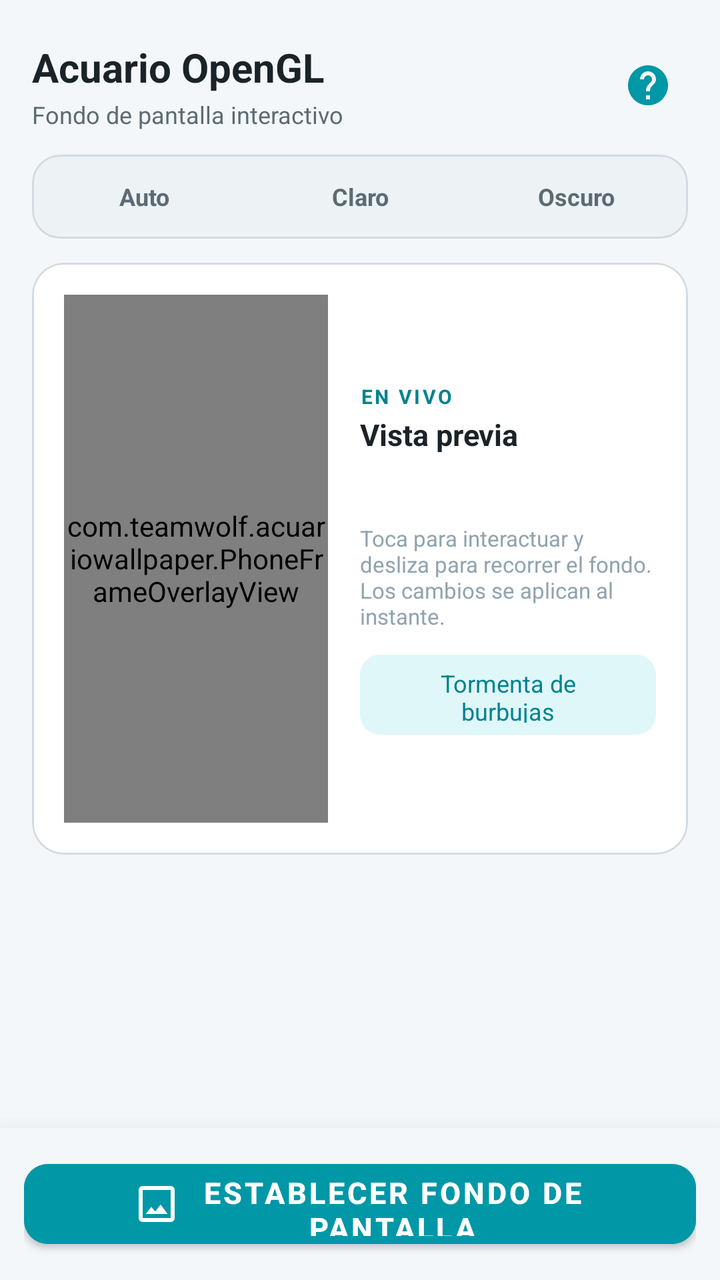
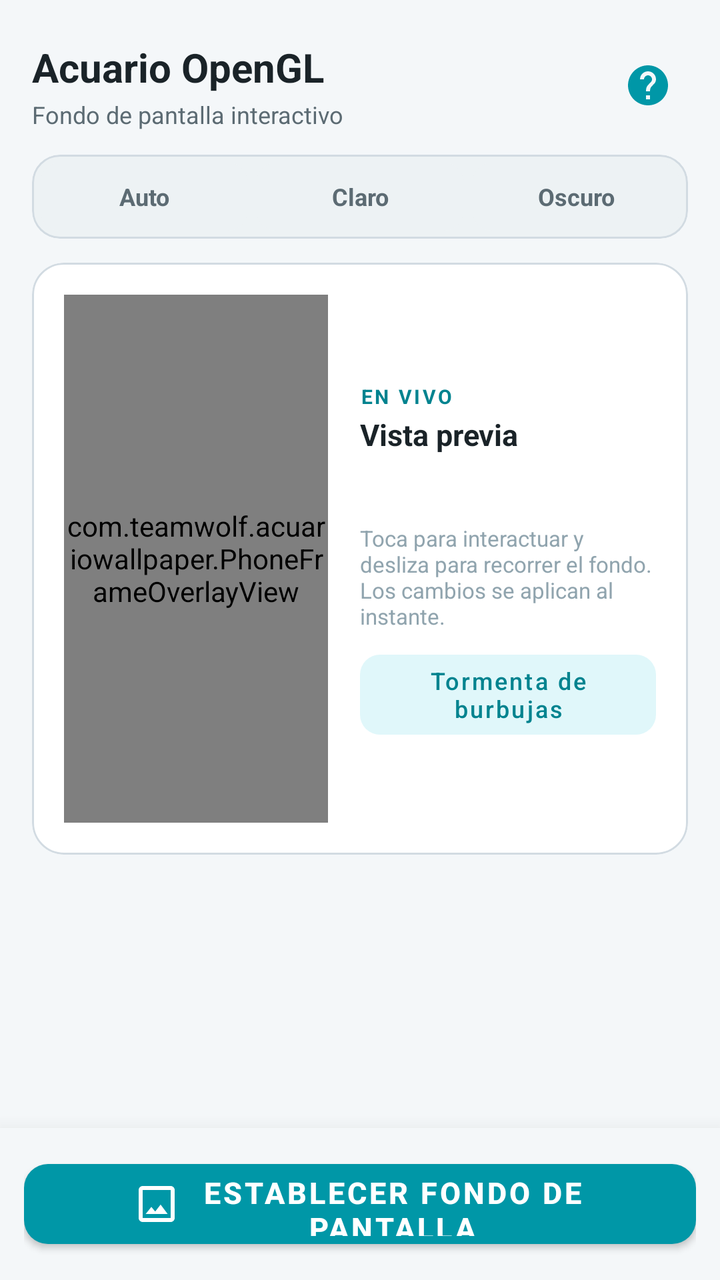

The first picture is an Android layout as it rendered before a commit; the second is the same layout after the commit. The layout source and the unified diff follow.
<!-- AndroidManifest.xml: application theme Theme.AcuarioWallpaper -->
<!-- res/layout/activity_settings.xml -->
<?xml version="1.0" encoding="utf-8"?>
<androidx.constraintlayout.widget.ConstraintLayout xmlns:android="http://schemas.android.com/apk/res/android"
    xmlns:app="http://schemas.android.com/apk/res-auto"
    android:id="@+id/settingsRootContainer"
    android:layout_width="match_parent"
    android:layout_height="match_parent"
    android:background="@color/settings_bg">

    <androidx.core.widget.NestedScrollView
        android:id="@+id/settingsScrollView"
        android:layout_width="0dp"
        android:layout_height="0dp"
        android:fillViewport="true"
        app:layout_constraintTop_toTopOf="parent"
        app:layout_constraintBottom_toTopOf="@id/buttonContainer"
        app:layout_constraintStart_toStartOf="parent"
        app:layout_constraintEnd_toEndOf="parent">

        <LinearLayout
            android:id="@+id/settingsRootContent"
            android:layout_width="match_parent"
            android:layout_height="wrap_content"
            android:orientation="vertical"
            android:paddingStart="16dp"
            android:paddingEnd="16dp"
            android:paddingTop="12dp"
            android:paddingBottom="12dp">

            
            <LinearLayout
                android:layout_width="match_parent"
                android:layout_height="wrap_content"
                android:orientation="horizontal"
                android:gravity="center_vertical"
                android:layout_marginTop="8dp"
                android:layout_marginBottom="12dp">

                <LinearLayout
                    android:layout_width="0dp"
                    android:layout_height="wrap_content"
                    android:layout_weight="1"
                    android:orientation="vertical"
                    android:paddingEnd="12dp">

                    <TextView
                        android:id="@+id/textViewTitle"
                        android:layout_width="match_parent"
                        android:layout_height="wrap_content"
                        android:text="@string/settings_title"
                        android:textColor="@color/settings_text_primary"
                        android:textSize="20sp"
                        android:textStyle="bold"
                        android:maxLines="2"
                        android:ellipsize="end" />

                    <TextView
                        android:layout_width="match_parent"
                        android:layout_height="wrap_content"
                        android:text="@string/settings_subtitle"
                        android:textColor="@color/settings_text_secondary"
                        android:textSize="12sp"
                        android:layout_marginTop="2dp"
                        android:maxLines="1"
                        android:ellipsize="end" />
                </LinearLayout>

                <ImageButton
                    android:id="@+id/buttonHeaderHelp"
                    android:layout_width="40dp"
                    android:layout_height="40dp"
                    android:background="?android:attr/selectableItemBackgroundBorderless"
                    android:src="@drawable/ic_help"
                    app:tint="@color/settings_accent"
                    android:contentDescription="@string/help_button_description" />
            </LinearLayout>

            
            <com.google.android.material.card.MaterialCardView
                android:layout_width="match_parent"
                android:layout_height="wrap_content"
                android:layout_marginBottom="12dp"
                app:cardCornerRadius="14dp"
                app:cardElevation="0dp"
                app:strokeWidth="1dp"
                app:strokeColor="@color/settings_stroke"
                app:cardBackgroundColor="@color/settings_card_bg_alt">

                <LinearLayout
                    android:id="@+id/layoutThemeMode"
                    android:layout_width="match_parent"
                    android:layout_height="wrap_content"
                    android:orientation="horizontal"
                    android:padding="4dp">

                    <com.google.android.material.card.MaterialCardView
                        android:id="@+id/cardThemeAuto"
                        android:layout_width="0dp"
                        android:layout_height="34dp"
                        android:layout_weight="1"
                        android:layout_marginEnd="4dp"
                        android:clickable="true"
                        android:focusable="true"
                        app:cardCornerRadius="10dp"
                        app:cardElevation="0dp"
                        app:strokeWidth="0dp"
                        app:cardBackgroundColor="@color/settings_chip_bg_inactive"
                        app:rippleColor="@color/settings_accent_ripple">
                        <TextView
                            android:id="@+id/textThemeAuto"
                            android:layout_width="match_parent"
                            android:layout_height="match_parent"
                            android:text="@string/act_auto"
                            android:gravity="center"
                            android:textColor="@color/settings_text_muted"
                            android:textSize="12sp"
                            android:textStyle="bold" />
                    </com.google.android.material.card.MaterialCardView>

                    <com.google.android.material.card.MaterialCardView
                        android:id="@+id/cardThemeLight"
                        android:layout_width="0dp"
                        android:layout_height="34dp"
                        android:layout_weight="1"
                        android:layout_marginEnd="4dp"
                        android:clickable="true"
                        android:focusable="true"
                        app:cardCornerRadius="10dp"
                        app:cardElevation="0dp"
                        app:strokeWidth="0dp"
                        app:cardBackgroundColor="@color/settings_chip_bg_inactive"
                        app:rippleColor="@color/settings_accent_ripple">
                        <TextView
                            android:id="@+id/textThemeLight"
                            android:layout_width="match_parent"
                            android:layout_height="match_parent"
                            android:text="@string/act_claro"
                            android:gravity="center"
                            android:textColor="@color/settings_text_muted"
                            android:textSize="12sp"
                            android:textStyle="bold" />
                    </com.google.android.material.card.MaterialCardView>

                    <com.google.android.material.card.MaterialCardView
                        android:id="@+id/cardThemeDark"
                        android:layout_width="0dp"
                        android:layout_height="34dp"
                        android:layout_weight="1"
                        android:clickable="true"
                        android:focusable="true"
                        app:cardCornerRadius="10dp"
                        app:cardElevation="0dp"
                        app:strokeWidth="0dp"
                        app:cardBackgroundColor="@color/settings_chip_bg_inactive"
                        app:rippleColor="@color/settings_accent_ripple">
                        <TextView
                            android:id="@+id/textThemeDark"
                            android:layout_width="match_parent"
                            android:layout_height="match_parent"
                            android:text="@string/act_oscuro"
                            android:gravity="center"
                            android:textColor="@color/settings_text_muted"
                            android:textSize="12sp"
                            android:textStyle="bold" />
                    </com.google.android.material.card.MaterialCardView>

                </LinearLayout>
            </com.google.android.material.card.MaterialCardView>

            
            <com.google.android.material.card.MaterialCardView
                android:id="@+id/cardLivePreview"
                android:layout_width="match_parent"
                android:layout_height="wrap_content"
                android:layout_marginBottom="12dp"
                app:cardCornerRadius="16dp"
                app:cardElevation="0dp"
                app:strokeWidth="1dp"
                app:strokeColor="@color/settings_stroke"
                app:cardBackgroundColor="@color/settings_card_bg">

                <LinearLayout
                    android:layout_width="match_parent"
                    android:layout_height="wrap_content"
                    android:gravity="center_vertical"
                    android:orientation="horizontal"
                    android:padding="16dp">

                    <FrameLayout
                        android:layout_width="132dp"
                        android:layout_height="264dp">

                        <SurfaceView
                            android:id="@+id/previewSurface"
                            android:layout_width="match_parent"
                            android:layout_height="match_parent"
                            android:contentDescription="@string/preview_content_description" />

                        <com.teamwolf.acuariowallpaper.PhoneFrameOverlayView
                            android:layout_width="match_parent"
                            android:layout_height="match_parent" />
                    </FrameLayout>

                    <LinearLayout
                        android:layout_width="0dp"
                        android:layout_height="wrap_content"
                        android:layout_weight="1"
                        android:layout_marginStart="16dp"
                        android:orientation="vertical">

                        <TextView
                            android:layout_width="wrap_content"
                            android:layout_height="wrap_content"
                            android:text="@string/preview_badge"
                            android:textColor="@color/settings_accent_text"
                            android:textSize="10sp"
                            android:textStyle="bold"
                            android:letterSpacing="0.12" />

                        <TextView
                            android:layout_width="wrap_content"
                            android:layout_height="wrap_content"
                            android:layout_marginTop="2dp"
                            android:text="@string/preview_title"
                            android:textColor="@color/settings_text_primary"
                            android:textSize="15sp"
                            android:textStyle="bold" />

                        <TextView
                            android:id="@+id/previewSummary"
                            android:layout_width="wrap_content"
                            android:layout_height="wrap_content"
                            android:layout_marginTop="6dp"
                            android:lineSpacingExtra="2dp"
                            android:textColor="@color/settings_text_secondary"
                            android:textSize="12sp" />

                        <TextView
                            android:layout_width="wrap_content"
                            android:layout_height="wrap_content"
                            android:layout_marginTop="12dp"
                            android:text="@string/preview_hint"
                            android:textColor="@color/settings_text_tertiary"
                            android:textSize="11sp" />

                        <com.google.android.material.button.MaterialButton
                            android:id="@+id/buttonPreviewBubbles"
                            style="@style/Widget.Material3.Button.TonalButton"
                            android:layout_width="wrap_content"
                            android:layout_height="40dp"
                            android:layout_marginTop="12dp"
                            android:insetTop="0dp"
                            android:insetBottom="0dp"
                            android:text="@string/preview_bubble_storm"
                            android:textColor="@color/settings_accent_text"
                            android:textSize="12sp"
                            app:backgroundTint="@color/settings_chip_bg_active"
                            app:cornerRadius="10dp" />
                    </LinearLayout>
                </LinearLayout>
            </com.google.android.material.card.MaterialCardView>

            
            <FrameLayout
                android:id="@+id/settings_fragment_container"
                android:layout_width="match_parent"
                android:layout_height="wrap_content"
                android:layout_marginBottom="16dp" />

        </LinearLayout>
    </androidx.core.widget.NestedScrollView>

    
    <FrameLayout
        android:id="@+id/buttonContainer"
        android:layout_width="match_parent"
        android:layout_height="wrap_content"
        android:background="@color/settings_bg"
        android:padding="12dp"
        android:elevation="8dp"
        android:translationZ="8dp"
        app:layout_constraintBottom_toBottomOf="parent">

        <com.google.android.material.button.MaterialButton
            android:id="@+id/buttonApplyWallpaper"
            android:layout_width="match_parent"
            android:layout_height="52dp"
            android:text="@string/settings_apply_wallpaper"
            android:textColor="@color/white"
            android:textSize="15sp"
            android:textStyle="bold"
            android:backgroundTint="@color/settings_accent"
            app:cornerRadius="12dp"
            app:icon="@drawable/ic_background"
            app:iconGravity="textStart"
            app:iconPadding="8dp" />
    </FrameLayout>

</androidx.constraintlayout.widget.ConstraintLayout>
<!-- resources referenced by this layout -->
<resources>
  <color name="settings_accent">#0097A7</color>
  <color name="settings_accent_ripple">#220097A7</color>
  <color name="settings_accent_text">#00838F</color>
  <color name="settings_bg">#F4F7F9</color>
  <color name="settings_card_bg">#FFFFFF</color>
  <color name="settings_card_bg_alt">#EDF2F4</color>
  <color name="settings_chip_bg_active">#E0F7FA</color>
  <color name="settings_chip_bg_inactive">#EDF2F4</color>
  <color name="settings_stroke">#D2DBE2</color>
  <color name="settings_text_muted">#5C6B73</color>
  <color name="settings_text_primary">#1A2328</color>
  <color name="settings_text_secondary">#5C6B73</color>
  <color name="settings_text_tertiary">#90A4AE</color>
  <color name="white">#FFFFFFFF</color>
  <!-- drawable ic_background (drawable) -->
  <vector xmlns:android="http://schemas.android.com/apk/res/android"
      android:width="24dp"
      android:height="24dp"
      android:viewportWidth="24"
      android:viewportHeight="24">
    <path
        android:fillColor="#FFFFFFFF"
        android:pathData="M19,3H5C3.9,3,3,3.9,3,5v14c0,1.1,0.9,2,2,2h14c1.1,0,2,-0.9,2,-2V5C21,3.9,20.1,3,19,3zM19,19H5V5h14V19zM13.96,12.29l-2.69,3.48l-1.92,-2.32L6.5,17h11L13.96,12.29z"/>
  </vector>
  <!-- drawable ic_help (drawable) -->
  <vector xmlns:android="http://schemas.android.com/apk/res/android"
      android:width="24dp"
      android:height="24dp"
      android:viewportWidth="24"
      android:viewportHeight="24">
    <path
        android:fillColor="#FFFFFFFF"
        android:pathData="M12,2C6.48,2 2,6.48 2,12s4.48,10 10,10 10,-4.48 10,-10S17.52,2 12,2zM13,19h-2v-2h2v2zM15.07,11.25l-0.9,0.92C13.45,12.9 13,13.5 13,15h-2v-0.5c0,-1.1 0.45,-2.1 1.17,-2.83l1.24,-1.26c0.37,-0.36 0.59,-0.86 0.59,-1.41 0,-1.1 -0.9,-2 -2,-2s-2,0.9 -2,2H8c0,-2.21 1.79,-4 4,-4s4,1.79 4,4c0,0.88 -0.36,1.68 -0.93,2.25z"/>
  </vector>
  <string name="act_auto">Auto</string>
  <string name="act_claro">Claro</string>
  <string name="act_oscuro">Oscuro</string>
  <string name="help_button_description">Ayuda e interacciones táctiles</string>
  <string name="preview_badge">EN VIVO</string>
  <string name="preview_bubble_storm">Tormenta de burbujas</string>
  <string name="preview_content_description">Vista previa en vivo del acuario</string>
  <string name="preview_hint">Toca para interactuar y desliza para recorrer el fondo. Los cambios se aplican al instante.</string>
  <string name="preview_title">Vista previa</string>
  <string name="settings_apply_wallpaper">Establecer fondo de pantalla</string>
  <string name="settings_subtitle">Fondo de pantalla interactivo</string>
  <string name="settings_title">Acuario OpenGL</string>
  <style name="Theme.AcuarioWallpaper" parent="Theme.MaterialComponents.DayNight.DarkActionBar">
          
          <item name="colorPrimary">@color/settings_accent</item>
          <item name="colorPrimaryVariant">#00838F</item>
          <item name="colorOnPrimary">@color/white</item>
          
          <item name="colorSecondary">@color/teal_200</item>
          <item name="colorSecondaryVariant">@color/teal_700</item>
          <item name="colorOnSecondary">@color/black</item>
          
          <item name="android:statusBarColor">?attr/colorPrimaryVariant</item>
      </style>
  <color name="teal_200">#FF03DAC5</color>
  <color name="teal_700">#FF018786</color>
  <color name="black">#FF000000</color>
</resources>

<!-- the commit's change to res/layout/activity_settings.xml (unified diff, before → after) -->
@@ -244,13 +244,14 @@
 
                         <com.google.android.material.button.MaterialButton
                             android:id="@+id/buttonPreviewBubbles"
-                            style="@style/Widget.Material3.Button.TonalButton"
+                            style="@style/Widget.MaterialComponents.Button.UnelevatedButton"
                             android:layout_width="wrap_content"
                             android:layout_height="40dp"
                             android:layout_marginTop="12dp"
                             android:insetTop="0dp"
                             android:insetBottom="0dp"
                             android:text="@string/preview_bubble_storm"
+                            android:textAllCaps="false"
                             android:textColor="@color/settings_accent_text"
                             android:textSize="12sp"
                             app:backgroundTint="@color/settings_chip_bg_active"
@@ -285,12 +286,13 @@
             android:layout_width="match_parent"
             android:layout_height="52dp"
             android:text="@string/settings_apply_wallpaper"
-            android:textColor="@color/white"
+            android:textColor="@color/settings_on_accent"
             android:textSize="15sp"
             android:textStyle="bold"
-            android:backgroundTint="@color/settings_accent"
+            app:backgroundTint="@color/settings_accent"
             app:cornerRadius="12dp"
             app:icon="@drawable/ic_background"
+            app:iconTint="@color/settings_on_accent"
             app:iconGravity="textStart"
             app:iconPadding="8dp" />
     </FrameLayout>
<!-- resource entries referenced after the edit -->
@@ -8,6 +8,7 @@
   <color name="settings_card_bg_alt">#EDF2F4</color>
   <color name="settings_chip_bg_active">#E0F7FA</color>
   <color name="settings_chip_bg_inactive">#EDF2F4</color>
+  <color name="settings_on_accent">#FFFFFF</color>
   <color name="settings_stroke">#D2DBE2</color>
   <color name="settings_text_muted">#5C6B73</color>
   <color name="settings_text_primary">#1A2328</color>
